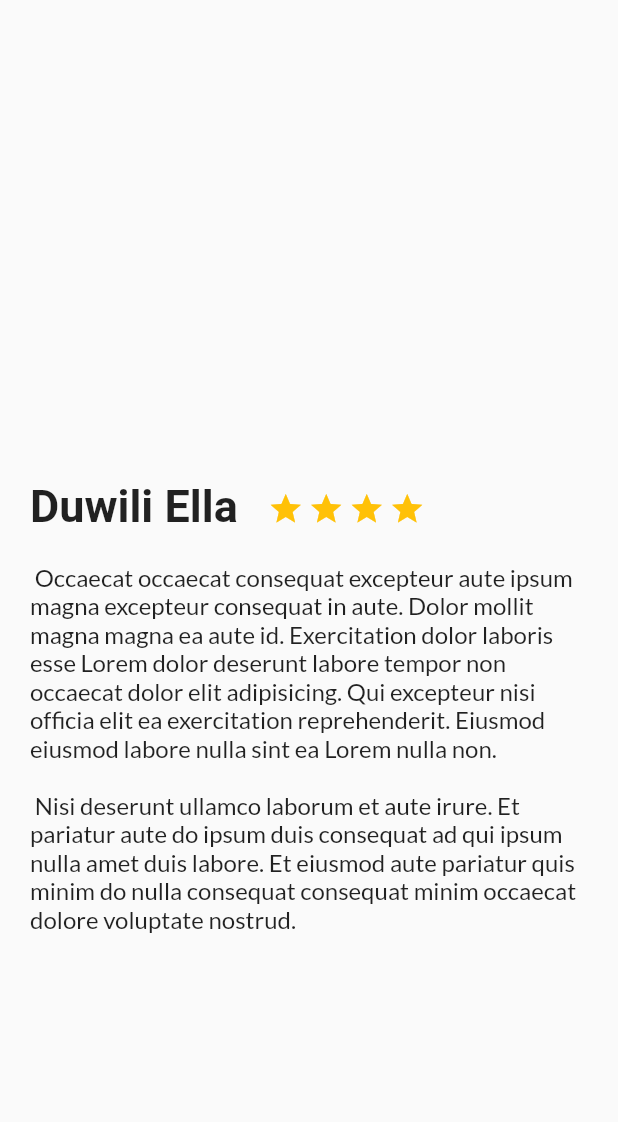
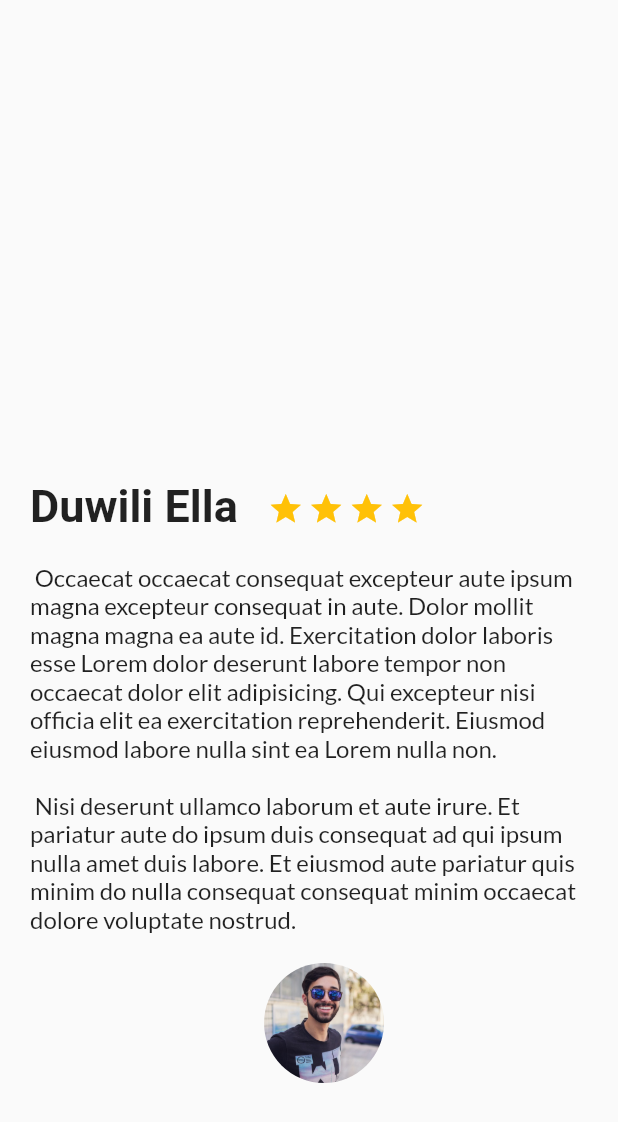
Before and after one commit to Vishue1892/appstar, a Flutter app: the screen it shows after launch, on a phone screen of 412 x 824 dp. Shown: the top 1122 px of the screen. Run offline on Flutter 3.47's test engine with Material 2 defaults, Android fonts, the phone set to English and light mode, and no system bars; our stand-ins replace google_fonts.

Commit message:
segundo commit

```diff
--- a/lib/screens/description_place_screen.dart
+++ b/lib/screens/description_place_screen.dart
@@ -1,5 +1,6 @@
 import 'package:flutter/material.dart';
 import 'package:google_fonts/google_fonts.dart';
+import 'package:viajes_app/screens/review.dart';
 
 //staless
 class DescriptionPlaceScreen extends StatelessWidget {
@@ -66,6 +67,7 @@ class DescriptionPlaceScreen extends StatelessWidget {
       children: [
         titleAndStars,
         description,
+        const Review(),
       ],
     );
   }
--- /dev/null
+++ b/lib/screens/review.dart
@@ -0,0 +1,26 @@
+import 'package:flutter/material.dart';
+
+class Review extends StatelessWidget {
+  final String pathProfile = 'assets/img/victor.jpg';
+  const Review({super.key});
+
+  @override
+  Widget build(BuildContext context) {
+    final profilePic = Container(
+      margin: const EdgeInsets.only(
+        top: 20.0,
+        left: 20.0,
+      ),
+      width: 80.0,
+      height: 80.0,
+      decoration: BoxDecoration(
+        shape: BoxShape.circle,
+        image: DecorationImage(
+          fit: BoxFit.cover,
+          image: AssetImage(pathProfile),
+        ),
+      ),
+    );
+    return profilePic;
+  }
+}
--- a/pubspec.yaml
+++ b/pubspec.yaml
@@ -18,3 +18,6 @@ dev_dependencies:
 
 flutter:
   uses-material-design: true
+
+  assets:
+    - assets/img/victor.jpg
```
Also changed, not shown: assets/img/victor.jpg (added).
